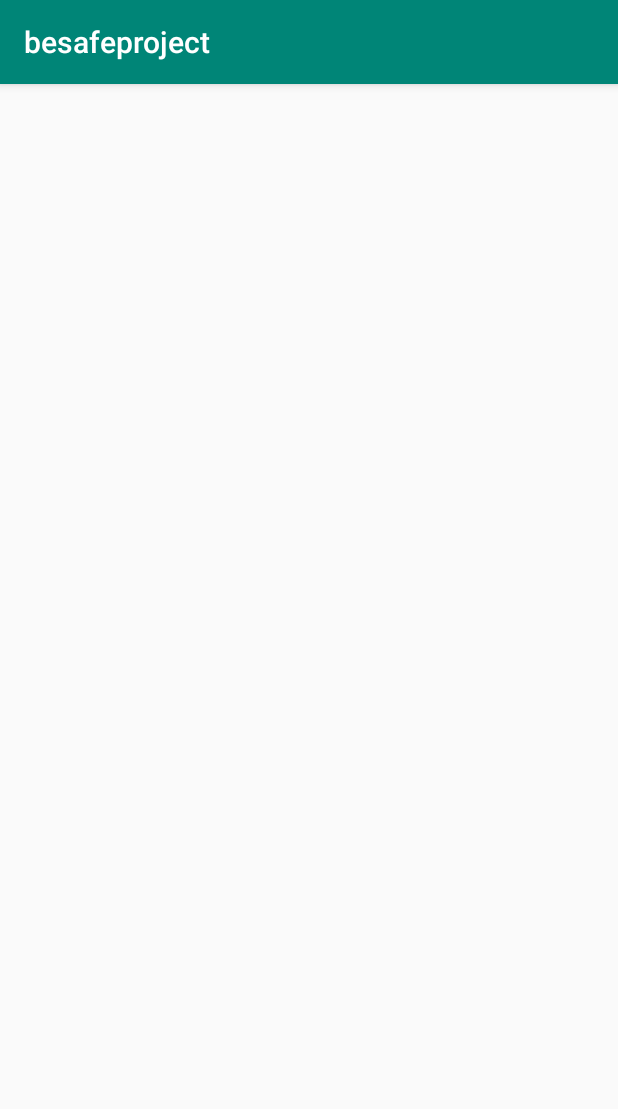
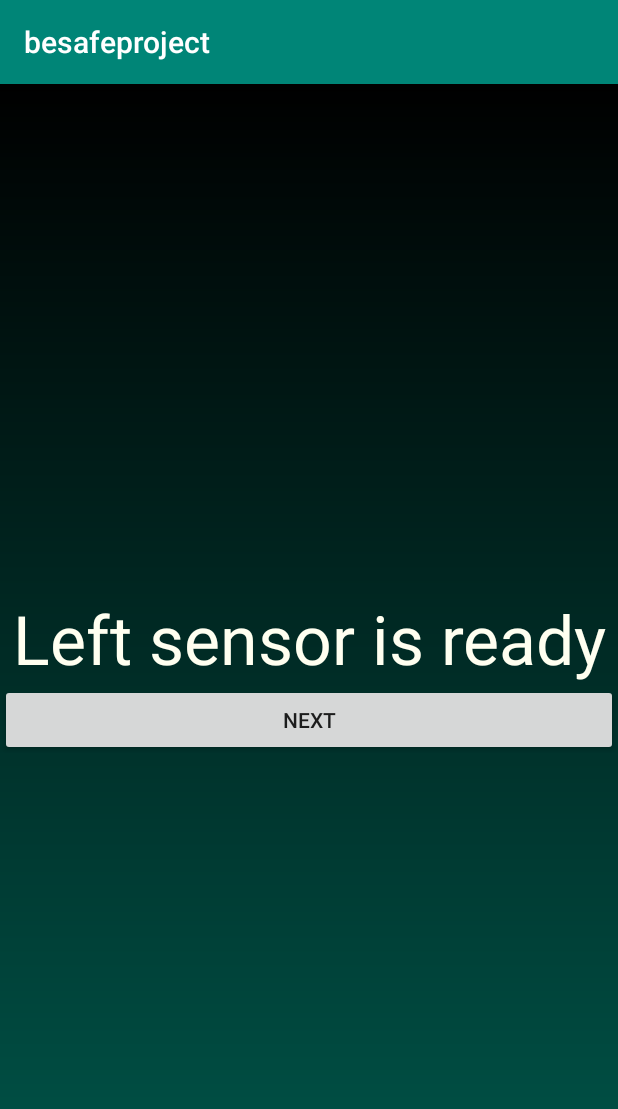
Before and after one commit to dedsecgroup303/lakbay, an Android app: the warning screen opened directly, with no data from a screen before it, on a phone screen of 412 x 824 dp. Shown: the top 1109 px of the screen. Run offline under Robolectric (Android 15) with nearby library versions, the phone set to English and light mode, and no system bars.

Commit message:
2020/05/03

```diff
--- a/app/build.gradle
+++ b/app/build.gradle
@@ -23,6 +23,7 @@ dependencies {
     implementation fileTree(dir: 'libs', include: ['*.jar'])
     implementation 'androidx.appcompat:appcompat:1.0.2'
     implementation 'androidx.constraintlayout:constraintlayout:1.1.3'
+    implementation 'com.google.android.gms:play-services-maps:16.1.0'
     testImplementation 'junit:junit:4.12'
     androidTestImplementation 'androidx.test.ext:junit:1.1.0'
     androidTestImplementation 'androidx.test.espresso:espresso-core:3.1.1'
--- a/app/src/main/java/com/example/besafeproject/warning.java
+++ b/app/src/main/java/com/example/besafeproject/warning.java
@@ -2,13 +2,27 @@ package com.example.besafeproject;
 
 import androidx.appcompat.app.AppCompatActivity;
 
+import android.content.Intent;
 import android.os.Bundle;
+import android.view.View;
+import android.widget.Button;
 
 public class warning extends AppCompatActivity {
 
+    Button next;
     @Override
     protected void onCreate(Bundle savedInstanceState) {
         super.onCreate(savedInstanceState);
         setContentView(R.layout.activity_warning);
+        next=findViewById(R.id.next);
+
+        next.setOnClickListener(new View.OnClickListener() {
+            @Override
+            public void onClick(View view) {
+                Intent bf = new Intent(warning.this,sensortestright.class);
+                startActivity(bf);
+            }
+        });
+
     }
 }
--- a/app/src/main/res/layout/activity_sensortestleft.xml
+++ b/app/src/main/res/layout/activity_sensortestleft.xml
@@ -21,5 +21,11 @@
         android:textColor="@color/white"
         android:textAlignment="center"
         />
+    <TextView
+        android:layout_width="match_parent"
+        android:layout_height="wrap_content"
+        android:id="@+id/x"
+        android:text="X"
+        android:textSize="30sp"/>
 
 </LinearLayout>
--- a/app/src/main/res/layout/activity_sensortestright.xml
+++ b/app/src/main/res/layout/activity_sensortestright.xml
@@ -21,5 +21,11 @@
         android:textColor="@color/white"
         android:textAlignment="center"
         />
+    <TextView
+        android:layout_width="match_parent"
+        android:layout_height="wrap_content"
+        android:id="@+id/t"
+        android:text="X"
+        android:textSize="30sp"/>
 
 </LinearLayout>
--- a/app/src/main/res/layout/activity_warning.xml
+++ b/app/src/main/res/layout/activity_warning.xml
@@ -1,9 +1,28 @@
 <?xml version="1.0" encoding="utf-8"?>
-<androidx.constraintlayout.widget.ConstraintLayout xmlns:android="http://schemas.android.com/apk/res/android"
+<LinearLayout xmlns:android="http://schemas.android.com/apk/res/android"
     xmlns:app="http://schemas.android.com/apk/res-auto"
     xmlns:tools="http://schemas.android.com/tools"
     android:layout_width="match_parent"
     android:layout_height="match_parent"
-    tools:context=".warning">
+    tools:context=".warning"
+    android:background="@drawable/gradle"
+    android:orientation="vertical">
 
-</androidx.constraintlayout.widget.ConstraintLayout>
+
+    <TextView
+        android:layout_width="match_parent"
+        android:layout_height="400dp"
+        android:text="Left sensor is ready"
+        android:textSize="45sp"
+        android:textColor="@color/white"
+        android:gravity="bottom"
+        android:textAlignment="center"/>
+    <Button
+        android:layout_width="match_parent"
+        android:layout_height="wrap_content"
+        android:text="next"
+        android:id="@+id/next"/>
+
+
+
+</LinearLayout>
--- a/app/src/main/res/values/strings.xml
+++ b/app/src/main/res/values/strings.xml
@@ -1,3 +1,4 @@
 <resources>
     <string name="app_name">besafeproject</string>
+    <string name="title_activity_mapa">Map</string>
 </resources>
```
Also changed, not shown: app/src/debug/res/values/google_maps_api.xml (added, +24 -0 lines), app/src/main/AndroidManifest.xml (+25 -1 lines), app/src/main/java/com/example/besafeproject/MainActivity.java (+21 -21 lines), app/src/main/java/com/example/besafeproject/Mapa.java (added, +47 -0 lines), app/src/main/java/com/example/besafeproject/sensortestleft.java (+12 -12 lines), app/src/main/java/com/example/besafeproject/sensortestright.java (+10 -11 lines), app/src/main/java/com/example/besafeproject/warningtwo.java (added, +27 -0 lines), app/src/main/res/layout/activity_mapa.xml (added, +9 -0 lines), app/src/main/res/layout/activity_warningtwo.xml (added, +25 -0 lines), 1483 other files.
